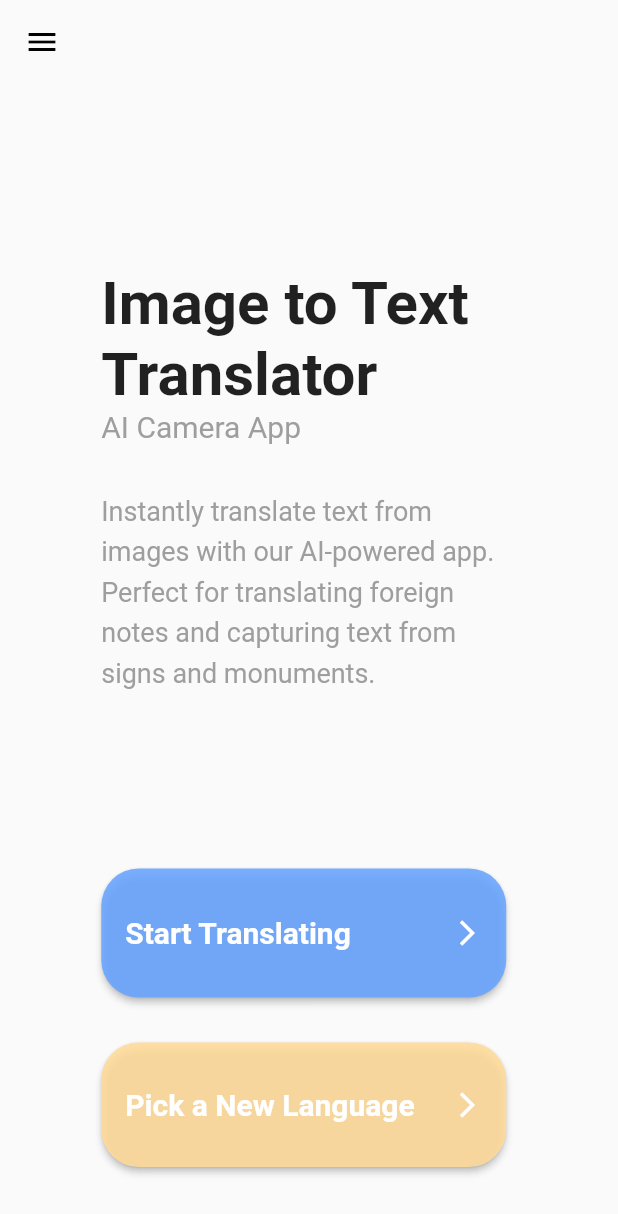
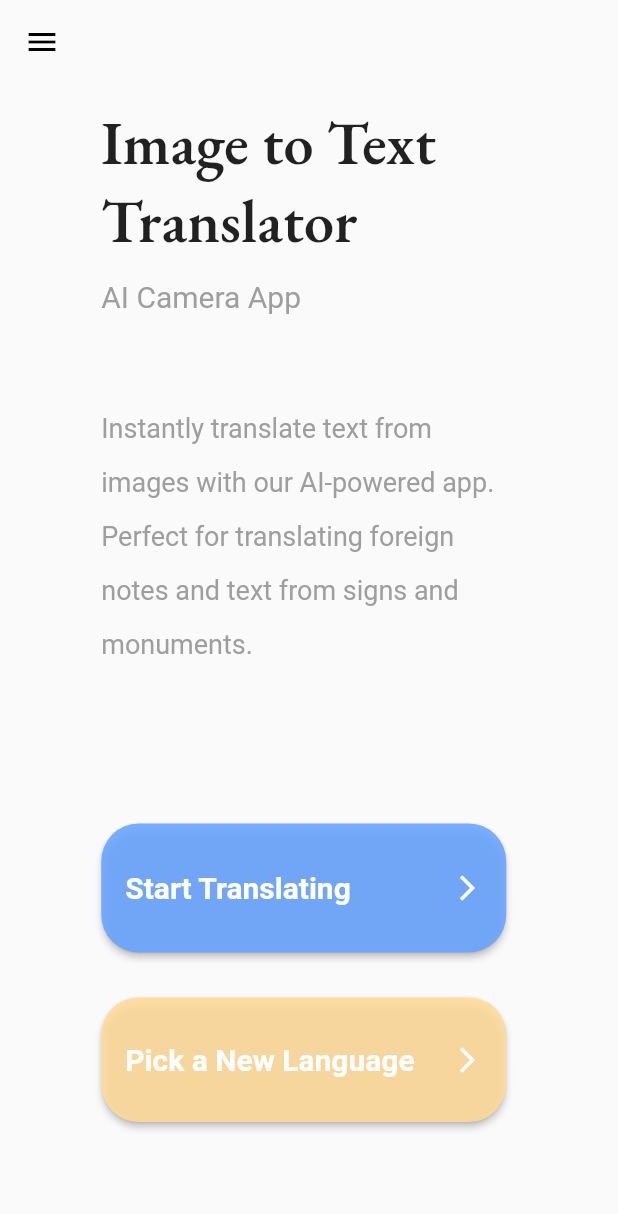
Before and after one commit to mqzpt/pupil, a Flutter app: the screen it shows after launch, after a tap on the "arrow back" icon, on a phone screen of 412 x 824 dp. Shown: the top 1214 px of the screen. Run offline on Flutter 3.47's test engine with Material 2 defaults, Android fonts, the phone set to English and light mode, and no system bars; our stand-ins replace image_picker; missing offline and left inert: google_mlkit_text_recognition; Roboto replaces fonts that are missing (Times New Roman).

Commit message:
Aligned buttons and text with phone sizing and added fonts in pubspec.yaml, as well as styling the translation text into the main.dart container with physics

```diff
--- a/lib/main.dart
+++ b/lib/main.dart
@@ -7,7 +7,10 @@ import 'package:google_mlkit_text_recognition/google_mlkit_text_recognition.dart
 import 'package:image_picker/image_picker.dart';
 
 void main() {
-  runApp(const MyApp());
+  runApp(const MaterialApp(
+    debugShowCheckedModeBanner: false,
+    home: MyApp(),
+  ));
 }
 
 class MyApp extends StatelessWidget {
@@ -113,7 +116,7 @@ class _ImageToTextState extends State<ImageToText> {
             ),
             if (_pickedImage == null)
               Container(
-                margin: EdgeInsets.only(top: 30),
+                margin: EdgeInsets.only(top: 60),
                 width: 330,
                 height: 490.0,
                 decoration: BoxDecoration(
@@ -122,16 +125,33 @@ class _ImageToTextState extends State<ImageToText> {
                 ),
               )
             else
-              SizedBox(
-                height: 300,
-                width: double.infinity,
-                child: Image.file(
-                  _pickedImage!,
-                  fit: BoxFit.fill,
+              Container(
+                margin: EdgeInsets.only(top: 60),
+                height: 490,
+                width: 330,
+                decoration: BoxDecoration(
+                  color: Color.fromARGB(226, 0, 0, 0),
+                  borderRadius: BorderRadius.all(const Radius.circular(47.0)),
+                ),
+                child: Container(
+                  child: SingleChildScrollView(
+                    physics: BouncingScrollPhysics(
+                        parent: AlwaysScrollableScrollPhysics()),
+                    padding: EdgeInsets.all(30),
+                    child: Text(
+                      outputText,
+                      style: TextStyle(
+                          fontSize: 24,
+                          fontFamily: 'Roboto',
+                          fontStyle: FontStyle.normal,
+                          color: Colors.white),
+                      textAlign: TextAlign.center,
+                    ),
+                  ),
                 ),
               ),
             SizedBox(
-              height: 30.0,
+              height: 80.0,
             ),
             SizedBox(
               width: 86.0,
@@ -160,16 +180,6 @@ class _ImageToTextState extends State<ImageToText> {
           ],
         ),
       ),
-      body: Column(
-        children: [
-          Expanded(child: Container()),
-          Text(
-            outputText,
-            style: TextStyle(fontSize: 24),
-          ),
-          Expanded(child: Container()),
-        ],
-      ),
     );
   }
 }
--- a/lib/titlepage.dart
+++ b/lib/titlepage.dart
@@ -51,7 +51,7 @@ class _ButtonNavigationState extends State<ButtonNavigation> {
                 children: [
                   SizedBox(
                     width: 270,
-                    height: 400,
+                    height: 480,
                     child: Align(
                       alignment: Alignment.centerLeft,
                       child: Column(
@@ -63,24 +63,25 @@ class _ButtonNavigationState extends State<ButtonNavigation> {
                               fontSize: 40.0,
                               fontFamily: 'Garamond',
                               fontStyle: FontStyle.normal,
-                              fontWeight: FontWeight.bold,
+                              fontWeight: FontWeight.w600,
                             ),
                           ),
                           Text(
                             'AI Camera App',
                             style: TextStyle(
                               fontSize: 20.0,
+                              height: 2,
                               fontFamily: 'Roboto',
                               fontStyle: FontStyle.normal,
                               color: Colors.grey,
                             ),
                           ),
-                          SizedBox(height: 30.0),
+                          SizedBox(height: 50.0),
                           Text(
-                            "Instantly translate text from images with our AI-powered app. Perfect for translating foreign notes and capturing text from signs and monuments.",
+                            "Instantly translate text from images with our AI-powered app. Perfect for translating foreign notes and text from signs and monuments.",
                             style: TextStyle(
                               fontSize: 18.0,
-                              height: 1.5,
+                              height: 2,
                               fontFamily: 'Roboto',
                               fontStyle: FontStyle.normal,
                               color: Colors.grey,
@@ -92,7 +93,7 @@ class _ButtonNavigationState extends State<ButtonNavigation> {
                   ),
                   Container(
                     width: 350,
-                    padding: EdgeInsets.only(bottom: 30),
+                    padding: EdgeInsets.only(bottom: 60),
                     child: Align(
                       alignment: Alignment.center,
                       child: Column(
--- a/pubspec.yaml
+++ b/pubspec.yaml
@@ -44,5 +44,9 @@ flutter:
   assets:
   - assets/icon/icon.png
   - assets/avatar/zakuro.jpg
+  fonts:
+    - family: Garamond
+      fonts:
+        - asset: fonts/garamond.ttf
 
 main: lib/titlepage.dart
```
Also changed, not shown: fonts/garamond.ttf (added), fonts/garamond_italic.ttf (added).
